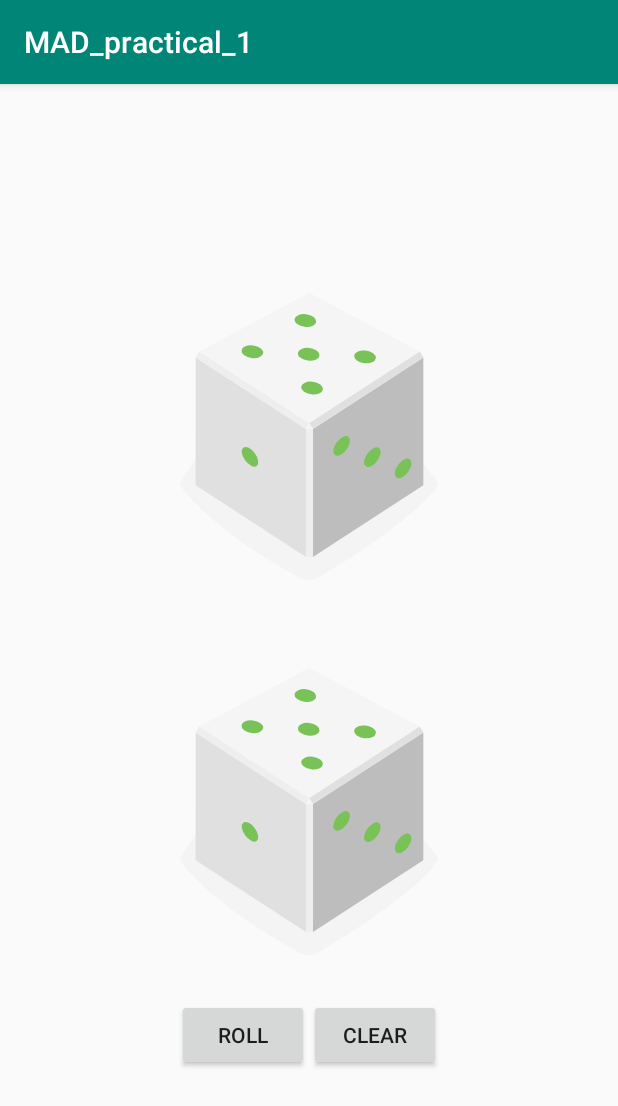
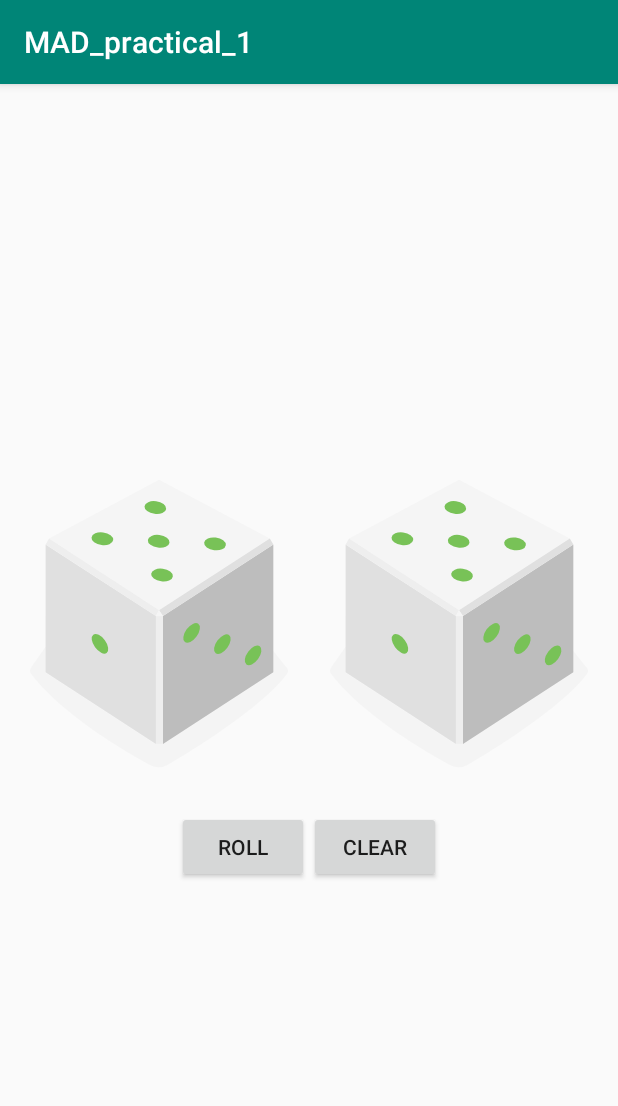
Before and after one commit to lzxuan/MAD_practical_1, an Android app: the screen it shows after launch (MainActivity), after a tap on "ROLL", on a phone screen of 412 x 824 dp. Shown: the top 1106 px of the screen. Run offline under Robolectric (Android 15) with nearby library versions, the phone set to English and light mode, and no system bars; our stand-ins replace Timber.

Commit message:
Fifth commit

```diff
--- a/app/src/main/java/com/example/mad_practical_1/MainActivity.kt
+++ b/app/src/main/java/com/example/mad_practical_1/MainActivity.kt
@@ -5,12 +5,19 @@ import android.os.Bundle
 import android.widget.Button
 import android.widget.ImageView
 import android.widget.TextView
+import androidx.annotation.IntegerRes
 import timber.log.Timber
+
+const val KEY_RANDOM_INT = "random_int_key"
+const val KEY_RANDOM_INT_2 = "random_int_2_key"
 
 class MainActivity : AppCompatActivity() {
 
     lateinit var diceImage : ImageView
     lateinit var diceImage2 : ImageView
+
+    var randomInt = 0
+    var randomInt2 = 0
 
     override fun onCreate(savedInstanceState: Bundle?) {
         super.onCreate(savedInstanceState)
@@ -18,6 +25,12 @@ class MainActivity : AppCompatActivity() {
 
         diceImage = findViewById(R.id.dice_image)
         diceImage2 = findViewById(R.id.dice_image_2)
+
+        if (savedInstanceState != null) {
+            randomInt = savedInstanceState.getInt(KEY_RANDOM_INT, 0)
+            randomInt2 = savedInstanceState.getInt(KEY_RANDOM_INT_2, 0)
+            setDiceImage()
+        }
 
         val rollButton: Button = findViewById(R.id.roll_button)
         rollButton.setOnClickListener { rollDice() }
@@ -59,25 +72,45 @@ class MainActivity : AppCompatActivity() {
         Timber.i("onRestart Called")
     }
 
-    private fun rollDice() {
-        diceImage.setImageResource(getRandomDiceImage())
-        diceImage2.setImageResource(getRandomDiceImage())
+    override fun onSaveInstanceState(outState: Bundle) {
+        super.onSaveInstanceState(outState)
+
+        outState.putInt(KEY_RANDOM_INT, randomInt)
+        outState.putInt(KEY_RANDOM_INT_2, randomInt2)
+
+        Timber.i("onSaveInstanceState Called")
     }
 
-    private fun getRandomDiceImage() : Int {
-        val randomInt = (1..6).random()
+    private fun rollDice() {
+        setRandomInt()
+        setDiceImage()
+    }
 
+    private fun setRandomInt() {
+        randomInt = (1..6).random()
+        randomInt2 = (1..6).random()
+    }
+
+    private fun setDiceImage() {
+        diceImage.setImageResource(getDiceImage(randomInt))
+        diceImage2.setImageResource(getDiceImage(randomInt2))
+    }
+
+    private fun getDiceImage(randomInt : Int) : Int {
         return when (randomInt) {
             1 -> R.drawable.dice_1
             2 -> R.drawable.dice_2
             3 -> R.drawable.dice_3
             4 -> R.drawable.dice_4
             5 -> R.drawable.dice_5
-            else -> R.drawable.dice_6
+            6 -> R.drawable.dice_6
+            else -> R.drawable.empty_dice
         }
     }
 
     private fun clearDice() {
+        randomInt = 0
+        randomInt2 = 0
         diceImage.setImageResource(R.drawable.empty_dice)
         diceImage2.setImageResource(R.drawable.empty_dice)
     }
--- a/app/src/main/res/layout/activity_main.xml
+++ b/app/src/main/res/layout/activity_main.xml
@@ -8,13 +8,11 @@
     android:layout_gravity="center_vertical"
     tools:context=".MainActivity">
 
-    <ImageView
-        android:id="@+id/dice_image"
+    <LinearLayout
         android:layout_width="wrap_content"
-        android:layout_height="wrap_content"
-        android:layout_gravity="center_horizontal"
-        android:src="@drawable/empty_dice"
-        tools:src="@drawable/dice_1" />
+        android:layout_height="match_parent"
+        android:layout_gravity="center"
+        android:orientation="horizontal">
 
         <ImageView
             android:id="@+id/dice_image_2"
@@ -23,6 +21,15 @@
             android:layout_gravity="center_horizontal"
             android:src="@drawable/empty_dice"
             tools:src="@drawable/dice_1" />
+
+        <ImageView
+            android:id="@+id/dice_image"
+            android:layout_width="wrap_content"
+            android:layout_height="wrap_content"
+            android:layout_gravity="center_horizontal"
+            android:src="@drawable/empty_dice"
+            tools:src="@drawable/dice_1" />
+    </LinearLayout>
 
     <LinearLayout
         android:layout_width="wrap_content"
```
Lines whose indentation alone changed are shown as unchanged.
